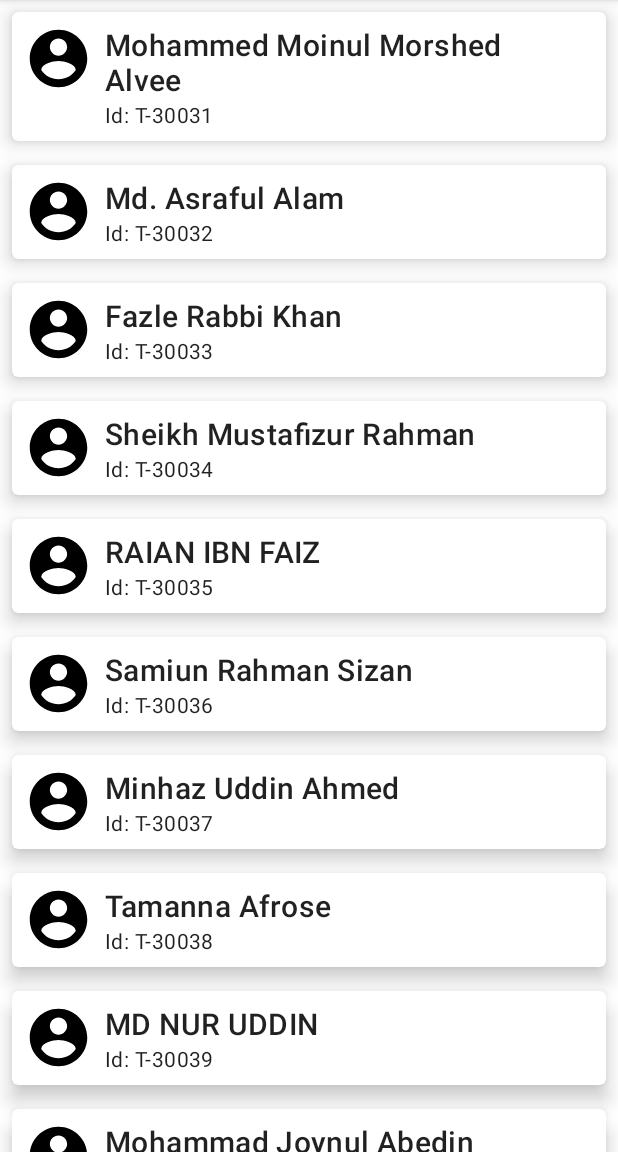
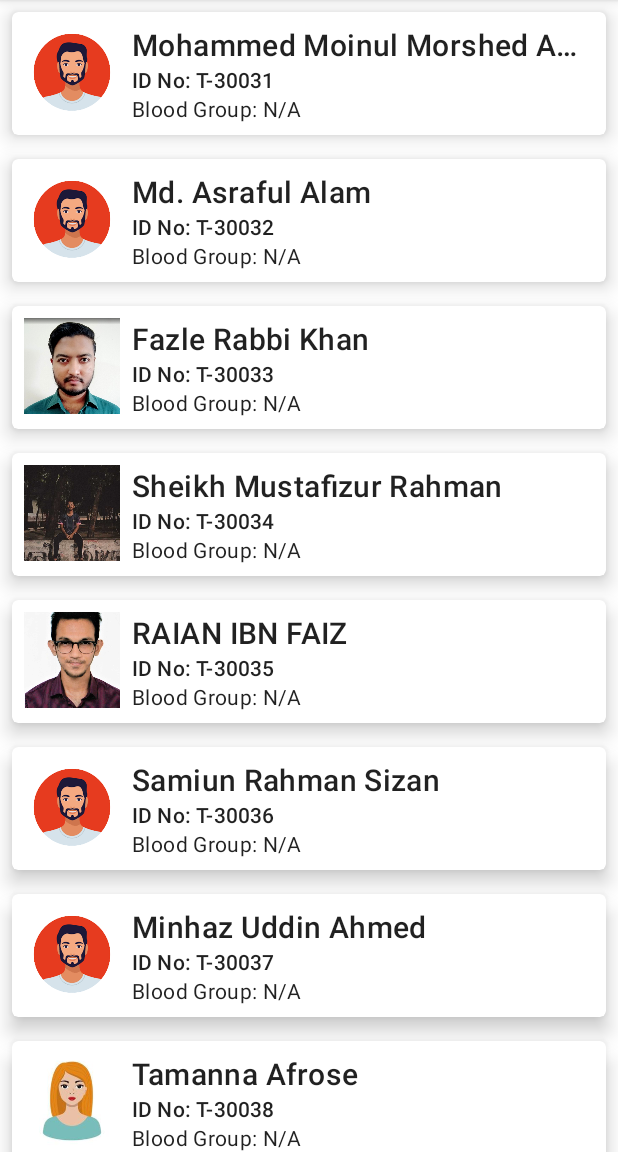
Before and after one commit to Saifulislam-BJIT/Affirmation, an Android app: the screen it shows after launch (MainActivity), on a phone screen of 412 x 824 dp, the part 84-1236 px from its top. Run offline under Robolectric (Android 15) with nearby library versions, the phone set to English and light mode, and no system bars.

Commit message:
add image and blood group feature

```diff
--- a/app/src/main/java/com/saiful/affirmation/adapter/ItemAdapter.kt
+++ b/app/src/main/java/com/saiful/affirmation/adapter/ItemAdapter.kt
@@ -5,6 +5,7 @@ import android.util.Log
 import android.view.LayoutInflater
 import android.view.View
 import android.view.ViewGroup
+import android.widget.ImageView
 import android.widget.TextView
 import androidx.recyclerview.widget.RecyclerView
 import com.saiful.affirmation.R
@@ -17,6 +18,8 @@ class ItemAdapter(
     class ItemViewHolder(private val view: View): RecyclerView.ViewHolder(view) {
         val displayTitle: TextView = view.findViewById(R.id.displayTitle)
         val displayId: TextView = view.findViewById(R.id.displayId)
+        val profileAvatar: ImageView = view.findViewById(R.id.profileAvatar)
+        val displayBloodGroup: TextView = view.findViewById(R.id.displayBloodGroup)
     }
 
     override fun onCreateViewHolder(parent: ViewGroup, viewType: Int): ItemViewHolder {
@@ -29,7 +32,9 @@ class ItemAdapter(
         var item = dataSet[position]
         Log.d("item", item.displayName.toString())
         holder.displayTitle.text = item.displayName
-        holder.displayId.text = item.displayId.toString()
+        holder.displayId.text = item.displayId
+        holder.profileAvatar.setImageResource(item.imageResourceId)
+        holder.displayBloodGroup.text = item.displayBloodGroup
     }
 
     override fun getItemCount() = dataSet.size
--- a/app/src/main/java/com/saiful/affirmation/data/Datasource.kt
+++ b/app/src/main/java/com/saiful/affirmation/data/Datasource.kt
@@ -1,30 +1,31 @@
 package com.saiful.affirmation.data
 
+import com.saiful.affirmation.R
 import com.saiful.affirmation.model.Affirmation
 
 class Datasource {
     fun loadAffirmation(): List<Affirmation> {
         return listOf<Affirmation>(
-            Affirmation("Mohammed Moinul Morshed Alvee", "Id: T-30031"),
-            Affirmation("Md. Asraful Alam", "Id: T-30032"),
-            Affirmation("Fazle Rabbi Khan", "Id: T-30033"),
-            Affirmation("Sheikh Mustafizur Rahman", "Id: T-30034"),
-            Affirmation("RAIAN IBN FAIZ", "Id: T-30035"),
-            Affirmation("Samiun Rahman Sizan", "Id: T-30036"),
-            Affirmation("Minhaz Uddin Ahmed", "Id: T-30037"),
-            Affirmation("Tamanna Afrose", "Id: T-30038"),
-            Affirmation("MD NUR UDDIN", "Id: T-30039"),
-            Affirmation("Mohammad Joynul Abedin", "Id: T-30040"),
-            Affirmation("Anoup Ghosh", "Id: T-30041"),
-            Affirmation("Sadman Abir", "Id: T-30042"),
-            Affirmation("Mahamudul Hasan Shajib", "Id: T-30043"),
-            Affirmation("Masrur Arefin Sadhin", "Id: T-30044"),
-            Affirmation("Syed Abdullah", "Id: T-30045"),
-            Affirmation("Saiful Islam", "Id: T-30046"),
-            Affirmation("Arnab Shanta Anu", "Id: T-30047"),
-            Affirmation("Kamrul Hasan", "Id: T-30048"),
-            Affirmation("Ihsan Md. Al-Aqib", "Id: T-30049"),
-            Affirmation("sadab mostafa", "Id: T-30050")
+            Affirmation("Mohammed Moinul Morshed Alvee", "ID No: T-30031", R.drawable.default_avatar, "Blood Group: N/A"),
+            Affirmation("Md. Asraful Alam", "ID No: T-30032", R.drawable.default_avatar, "Blood Group: N/A"),
+            Affirmation("Fazle Rabbi Khan", "ID No: T-30033", R.drawable.rabbi_30033, "Blood Group: N/A"),
+            Affirmation("Sheikh Mustafizur Rahman", "ID No: T-30034", R.drawable.mustafuz_30034, "Blood Group: N/A"),
+            Affirmation("RAIAN IBN FAIZ", "ID No: T-30035", R.drawable.raian_30035, "Blood Group: N/A"),
+            Affirmation("Samiun Rahman Sizan", "ID No: T-30036", R.drawable.default_avatar, "Blood Group: N/A"),
+            Affirmation("Minhaz Uddin Ahmed", "ID No: T-30037", R.drawable.default_avatar, "Blood Group: N/A"),
+            Affirmation("Tamanna Afrose", "ID No: T-30038", R.drawable.default_avatar_woman, "Blood Group: N/A"),
+            Affirmation("MD NUR UDDIN", "ID No: T-30039", R.drawable.default_avatar, "Blood Group: N/A"),
+            Affirmation("Mohammad Joynul Abedin", "ID No: T-30040", R.drawable.jounul_30040, "Blood Group: N/A"),
+            Affirmation("Anoup Ghosh", "ID No: T-30041", R.drawable.default_avatar, "Blood Group: N/A"),
+            Affirmation("Sadman Abir", "ID No: T-30042", R.drawable.default_avatar, "Blood Group: N/A"),
+            Affirmation("Mahamudul Hasan Shajib", "ID No: T-30043", R.drawable.default_avatar, "Blood Group: N/A"),
+            Affirmation("Masrur Arefin Sadhin", "ID No: T-30044", R.drawable.default_avatar, "Blood Group: N/A"),
+            Affirmation("Syed Abdullah", "ID No: T-30045", R.drawable.default_avatar, "Blood Group: N/A"),
+            Affirmation("Saiful Islam", "ID No: T-30046", R.drawable.default_avatar, "Blood Group: N/A"),
+            Affirmation("Arnab Shanta Anu", "ID No: T-30047", R.drawable.default_avatar, "Blood Group: N/A"),
+            Affirmation("Kamrul Hasan", "ID No: T-30048", R.drawable.kamrul_30048, "Blood Group: N/A"),
+            Affirmation("Ihsan Md. Al-Aqib", "ID No: T-30049", R.drawable.ihsan_30049, "Blood Group: N/A"),
+            Affirmation("sadab mostafa", "ID No: T-30050", R.drawable.default_avatar, "Blood Group: N/A")
         )
     }
 }
--- a/app/src/main/java/com/saiful/affirmation/model/Affirmation.kt
+++ b/app/src/main/java/com/saiful/affirmation/model/Affirmation.kt
@@ -1,3 +1,10 @@
 package com.saiful.affirmation.model
 
-data class Affirmation(val displayName: String, val displayId: String)
+import androidx.annotation.DrawableRes
+
+data class Affirmation(
+    val displayName: String,
+    val displayId: String,
+    @DrawableRes val imageResourceId: Int,
+    val displayBloodGroup: String
+)
--- a/app/src/main/res/layout/list_item.xml
+++ b/app/src/main/res/layout/list_item.xml
@@ -12,10 +12,11 @@
         android:padding="8dp">
 
         <ImageView
-            android:layout_width="46dp"
-            android:layout_height="46dp"
+            android:id="@+id/profileAvatar"
+            android:layout_width="64dp"
+            android:layout_height="64dp"
             android:importantForAccessibility="no"
-            app:srcCompat="@drawable/ic_baseline_account_circle_24" />
+            android:scaleType="centerCrop"/>
 
         <LinearLayout
             android:layout_width="wrap_content"
@@ -27,14 +28,22 @@
                 android:id="@+id/displayTitle"
                 android:layout_width="wrap_content"
                 android:layout_height="wrap_content"
+                android:maxLines="1"
+                android:ellipsize="end"
                 android:textAppearance="@style/TextAppearance.MaterialComponents.Headline6"/>
 
             <TextView
                 android:id="@+id/displayId"
                 android:layout_width="wrap_content"
                 android:layout_height="wrap_content"
-                android:textAppearance="@style/TextAppearance.MaterialComponents.Body2"
+                android:textAppearance="@style/TextAppearance.MaterialComponents.Subtitle2"
                 />
+
+            <TextView
+                android:id="@+id/displayBloodGroup"
+                android:layout_width="wrap_content"
+                android:layout_height="wrap_content"
+                android:textAppearance="@style/TextAppearance.MaterialComponents.Body2"/>
         </LinearLayout>
     </LinearLayout>
 
```
Also changed, not shown: app/src/main/res/drawable/default_avatar.png (added), app/src/main/res/drawable/default_avatar_woman.jpg (added), app/src/main/res/drawable/ihsan_30049.png (added), app/src/main/res/drawable/jounul_30040.png (added), app/src/main/res/drawable/kamrul_30048.png (added), app/src/main/res/drawable/mustafuz_30034.png (added), app/src/main/res/drawable/rabbi_30033.png (added), app/src/main/res/drawable/raian_30035.png (added), app/src/main/res/drawable/shajib_30043.png (added).
